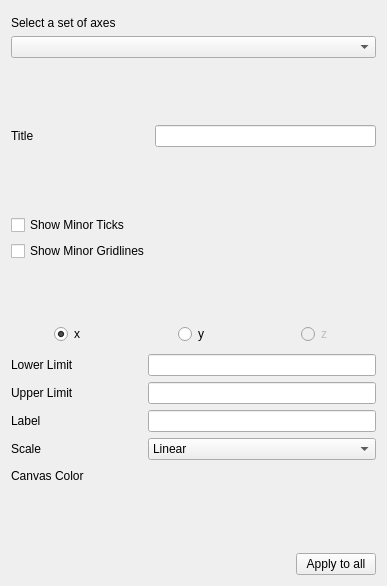
This is qt/python/mantidqt/widgets/plotconfigdialog/axestabwidget/axes_tab_widget.ui in mantidproject/mantid as Qt 5 draws it before an edit. The edited form follows.
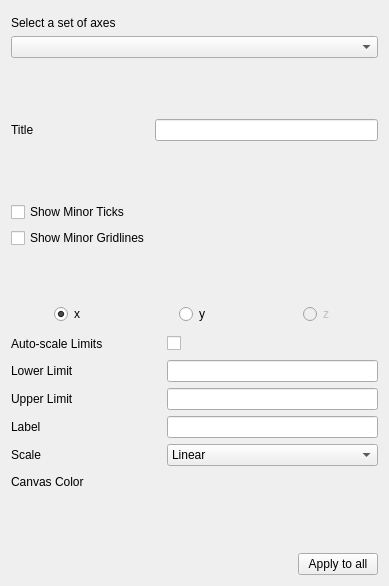
This is the edited form.

Commit message:
Add axis autoscale checkbox to plot config dialog
Fixes #27548

Adds a checkbox to the plot config dialog and keeps it in sync with the plot autoscale options.

This avoids autoscaling getting accidentally disabled by the config box. Also makes it easy for the user to re-enable autoscaling

```diff
--- a/qt/python/mantidqt/widgets/plotconfigdialog/axestabwidget/axes_tab_widget.ui
+++ b/qt/python/mantidqt/widgets/plotconfigdialog/axestabwidget/axes_tab_widget.ui
@@ -241,7 +241,18 @@
      <property name="bottomMargin">
       <number>4</number>
      </property>
-     <item row="4" column="0">
+     <item row="0" column="0">
+      <widget class="QLabel" name="label_autoscale">
+       <property name="text">
+        <string>Auto-scale Limits</string>
+       </property>
+      </widget>
+     </item>
+     <item row="0" column="2">
+      <widget class="QCheckBox" name="autoscale">
+      </widget>
+     </item>
+     <item row="5" column="0">
       <widget class="QLabel" name="label_2">
        <property name="text">
         <string>Canvas Color</string>
@@ -296,7 +307,7 @@
        </property>
       </spacer>
      </item>
-     <item row="1" column="0">
+     <item row="2" column="0">
       <widget class="QLabel" name="right_limit_label">
        <property name="sizePolicy">
         <sizepolicy hsizetype="Fixed" vsizetype="Preferred">
@@ -309,10 +320,10 @@
        </property>
       </widget>
      </item>
-     <item row="0" column="2">
+     <item row="1" column="2">
       <widget class="QLineEdit" name="lower_limit_line_edit"/>
      </item>
-     <item row="2" column="2">
+     <item row="3" column="2">
       <widget class="QLineEdit" name="label_line_edit">
        <property name="sizePolicy">
         <sizepolicy hsizetype="Expanding" vsizetype="Fixed">
@@ -328,7 +339,7 @@
        </property>
       </widget>
      </item>
-     <item row="2" column="0">
+     <item row="3" column="0">
       <widget class="QLabel" name="label_label">
        <property name="sizePolicy">
         <sizepolicy hsizetype="Fixed" vsizetype="Preferred">
@@ -357,7 +368,7 @@
        </property>
       </spacer>
      </item>
-     <item row="3" column="2">
+     <item row="4" column="2">
       <widget class="QComboBox" name="scale_combo_box">
        <property name="sizePolicy">
         <sizepolicy hsizetype="Expanding" vsizetype="Fixed">
@@ -387,7 +398,7 @@
        </item>
       </widget>
      </item>
-     <item row="3" column="0">
+     <item row="4" column="0">
       <widget class="QLabel" name="scale_label">
        <property name="sizePolicy">
         <sizepolicy hsizetype="Fixed" vsizetype="Preferred">
@@ -400,7 +411,7 @@
        </property>
       </widget>
      </item>
-     <item row="1" column="2">
+     <item row="2" column="2">
       <widget class="QLineEdit" name="upper_limit_line_edit"/>
      </item>
      <item row="4" column="1">
@@ -419,7 +430,7 @@
        </property>
       </spacer>
      </item>
-     <item row="0" column="0">
+     <item row="1" column="0">
       <widget class="QLabel" name="left_limit_label">
        <property name="sizePolicy">
         <sizepolicy hsizetype="Fixed" vsizetype="Preferred">
@@ -432,9 +443,25 @@
        </property>
       </widget>
      </item>
-     <item row="4" column="2">
+     <item row="5" column="2">
       <widget class="QWidget" name="color_selector_dummy_widget" native="true"/>
      </item>
+     <item row="5" column="1">
+      <spacer name="horizontalSpacer_8">
+       <property name="orientation">
+        <enum>Qt::Horizontal</enum>
+       </property>
+       <property name="sizeType">
+        <enum>QSizePolicy::Fixed</enum>
+       </property>
+       <property name="sizeHint" stdset="0">
+        <size>
+         <width>58</width>
+         <height>20</height>
+        </size>
+       </property>
+      </spacer>
+     </item>
     </layout>
    </item>
   </layout>
```
The commit also changes 4 other files.
